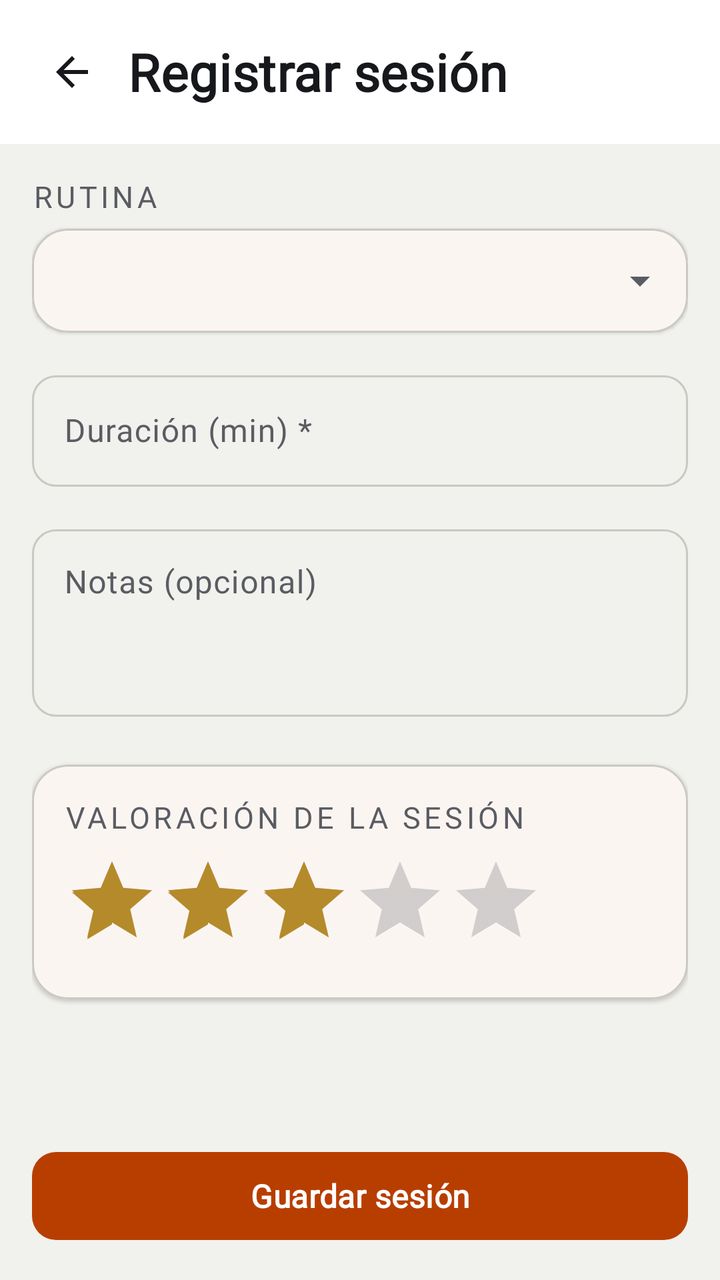
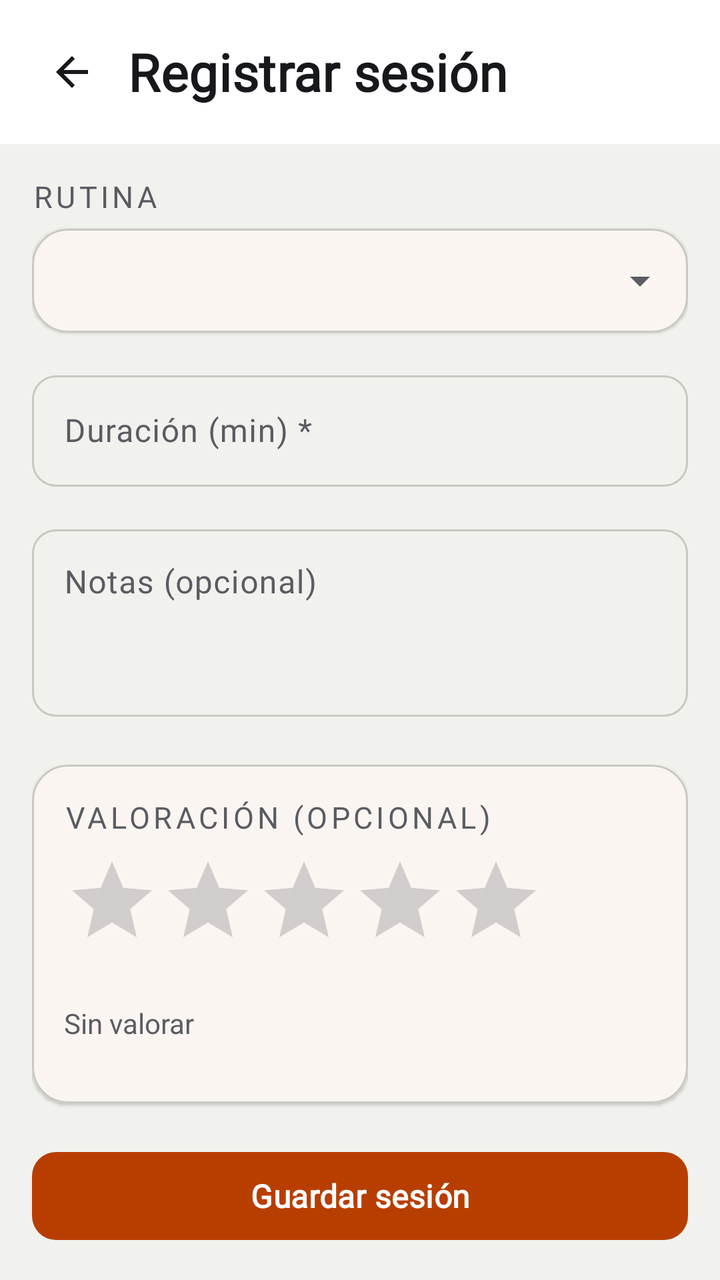

Before-and-after screenshots of an Android layout around one commit, followed by the original layout XML and the change that was made.
<!-- AndroidManifest.xml: application theme Theme.GymProFit -->
<!-- res/layout/activity_registrar_sesion.xml -->
<?xml version="1.0" encoding="utf-8"?>
<LinearLayout
    xmlns:android="http://schemas.android.com/apk/res/android"
    xmlns:app="http://schemas.android.com/apk/res-auto"
    android:layout_width="match_parent"
    android:layout_height="match_parent"
    android:orientation="vertical"
    android:background="?attr/android:colorBackground">

    
    <LinearLayout
        android:layout_width="match_parent"
        android:layout_height="wrap_content"
        android:orientation="horizontal"
        android:gravity="center_vertical"
        android:padding="16dp"
        android:paddingBottom="12dp"
        android:background="?attr/colorSurface">

        <ImageView
            android:id="@+id/btnBack"
            android:layout_width="40dp"
            android:layout_height="40dp"
            android:src="@drawable/ic_arrow_back"
            android:padding="8dp"
            android:background="?attr/selectableItemBackgroundBorderless"
            android:clickable="true"
            android:focusable="true"
            android:contentDescription="@null" />

        <TextView
            android:layout_width="0dp"
            android:layout_height="wrap_content"
            android:layout_weight="1"
            android:layout_marginStart="8dp"
            android:text="@string/sesiones_registrar"
            android:textAppearance="@style/TextAppearance.GymProFit.Headline" />

    </LinearLayout>

    <androidx.core.widget.NestedScrollView
        android:layout_width="match_parent"
        android:layout_height="0dp"
        android:layout_weight="1">

        <LinearLayout
            android:layout_width="match_parent"
            android:layout_height="wrap_content"
            android:orientation="vertical"
            android:padding="16dp">

            
            <TextView
                android:layout_width="wrap_content"
                android:layout_height="wrap_content"
                android:text="@string/sesiones_rutina"
                android:textSize="@dimen/text_caption"
                android:textAllCaps="true"
                android:letterSpacing="0.12"
                android:textColor="?attr/colorOnSurfaceVariant"
                android:layout_marginBottom="6dp" />

            <com.google.android.material.card.MaterialCardView
                android:layout_width="match_parent"
                android:layout_height="wrap_content"
                android:layout_marginBottom="16dp">

                <Spinner
                    android:id="@+id/spRutina"
                    android:layout_width="match_parent"
                    android:layout_height="52dp"
                    android:paddingStart="16dp"
                    android:paddingEnd="16dp" />

            </com.google.android.material.card.MaterialCardView>

            
            <com.google.android.material.textfield.TextInputLayout
                android:layout_width="match_parent"
                android:layout_height="wrap_content"
                android:layout_marginBottom="16dp"
                android:hint="@string/sesiones_duracion"
                style="@style/Widget.Material3.TextInputLayout.OutlinedBox"
                app:boxCornerRadiusTopStart="12dp"
                app:boxCornerRadiusTopEnd="12dp"
                app:boxCornerRadiusBottomStart="12dp"
                app:boxCornerRadiusBottomEnd="12dp">

                <com.google.android.material.textfield.TextInputEditText
                    android:id="@+id/etDuracion"
                    android:layout_width="match_parent"
                    android:layout_height="wrap_content"
                    android:inputType="number" />

            </com.google.android.material.textfield.TextInputLayout>

            

            
            <com.google.android.material.card.MaterialCardView
                android:id="@+id/cardEjercicios"
                android:layout_width="match_parent"
                android:layout_height="wrap_content"
                android:layout_marginBottom="16dp"
                android:visibility="gone">

                <LinearLayout
                    android:layout_width="match_parent"
                    android:layout_height="wrap_content"
                    android:orientation="vertical">

                    <TextView
                        android:layout_width="match_parent"
                        android:layout_height="wrap_content"
                        android:padding="16dp"
                        android:paddingBottom="8dp"
                        android:text="@string/sesiones_ejercicios_sesion"
                        android:textAppearance="@style/TextAppearance.GymProFit.Headline" />

                    <androidx.recyclerview.widget.RecyclerView
                        android:id="@+id/rvEjercicios"
                        android:layout_width="match_parent"
                        android:layout_height="wrap_content"
                        android:nestedScrollingEnabled="false"
                        android:overScrollMode="never" />

                </LinearLayout>

            </com.google.android.material.card.MaterialCardView>

            
            <com.google.android.material.textfield.TextInputLayout
                android:layout_width="match_parent"
                android:layout_height="wrap_content"
                android:layout_marginBottom="24dp"
                android:hint="@string/sesiones_notas"
                style="@style/Widget.Material3.TextInputLayout.OutlinedBox"
                app:boxCornerRadiusTopStart="12dp"
                app:boxCornerRadiusTopEnd="12dp"
                app:boxCornerRadiusBottomStart="12dp"
                app:boxCornerRadiusBottomEnd="12dp">

                <com.google.android.material.textfield.TextInputEditText
                    android:id="@+id/etNotas"
                    android:layout_width="match_parent"
                    android:layout_height="wrap_content"
                    android:inputType="textMultiLine"
                    android:minLines="3"
                    android:gravity="top" />

            </com.google.android.material.textfield.TextInputLayout>

            
            <com.google.android.material.card.MaterialCardView
                android:layout_width="match_parent"
                android:layout_height="wrap_content"
                android:layout_marginBottom="24dp">

                <LinearLayout
                    android:layout_width="match_parent"
                    android:layout_height="wrap_content"
                    android:orientation="vertical"
                    android:padding="16dp">

                    <TextView
                        android:layout_width="wrap_content"
                        android:layout_height="wrap_content"
                        android:text="@string/sesiones_valoracion"
                        android:textSize="@dimen/text_caption"
                        android:textAllCaps="true"
                        android:letterSpacing="0.12"
                        android:textColor="?attr/colorOnSurfaceVariant"
                        android:layout_marginBottom="8dp" />

                    <RatingBar
                        android:id="@+id/ratingBar"
                        android:layout_width="wrap_content"
                        android:layout_height="wrap_content"
                        android:numStars="5"
                        android:stepSize="1"
                        android:rating="3"
                        style="@style/Widget.AppCompat.RatingBar" />

                </LinearLayout>

            </com.google.android.material.card.MaterialCardView>

        </LinearLayout>

    </androidx.core.widget.NestedScrollView>

    
    <com.google.android.material.button.MaterialButton
        android:id="@+id/btnGuardar"
        android:layout_width="match_parent"
        android:layout_height="52dp"
        android:layout_margin="16dp"
        android:text="@string/sesiones_guardar"
        app:cornerRadius="12dp" />

</LinearLayout>
<!-- resources referenced by this layout -->
<resources>
  <dimen name="text_caption">15sp</dimen>
  <string name="sesiones_duracion">Duración (min) *</string>
  <string name="sesiones_ejercicios_sesion">Ejercicios de la sesión</string>
  <string name="sesiones_guardar">Guardar sesión</string>
  <string name="sesiones_notas">Notas (opcional)</string>
  <string name="sesiones_registrar">Registrar sesión</string>
  <string name="sesiones_rutina">Rutina</string>
  <string name="sesiones_valoracion">Valoración de la sesión</string>
  <dimen name="text_headline">26sp</dimen>
  <color name="gp_primary">#B83E00</color>
  <color name="gp_on_primary">#FFFFFF</color>
  <color name="gp_primary_container">#FFE0CC</color>
  <color name="gp_on_primary_container">#5C1E00</color>
  <color name="gp_gold">#B58A2A</color>
  <color name="gp_surface">#FFFFFF</color>
  <color name="gp_on_surface">#17181C</color>
  <color name="gp_surface_2">#E8E8E3</color>
  <color name="gp_text_secondary">#5A5C62</color>
  <color name="gp_stroke">#C9C9C2</color>
  <color name="gp_error">#C62828</color>
  <color name="gp_background">#F1F1EE</color>
  <style name="Widget.GymProFit.Fab" parent="Widget.Material3.FloatingActionButton.Primary">
          <item name="backgroundTint">?attr/colorPrimary</item>
          <item name="tint">?attr/colorOnPrimary</item>
      </style>
  <style name="ThemeOverlay.GymProFit.Dialog" parent="ThemeOverlay.Material3.MaterialAlertDialog">
          <item name="colorSurface">@color/gp_surface</item>
          <item name="dialogCornerRadius">22dp</item>
      </style>
  <style name="Widget.GymProFit.Snackbar" parent="Widget.Material3.Snackbar">
          <item name="backgroundTint">@color/gp_surface_2</item>
      </style>
  <style name="Font.GymProFit.TitleLarge" parent="TextAppearance.Material3.TitleLarge">
          <item name="fontFamily">@font/barlow_condensed</item>
          <item name="android:fontFamily">@font/barlow_condensed</item>
      </style>
  <style name="Font.GymProFit.TitleSmall" parent="TextAppearance.Material3.TitleSmall">
          <item name="fontFamily">@font/barlow_condensed</item>
          <item name="android:fontFamily">@font/barlow_condensed</item>
      </style>
  <style name="Font.GymProFit.BodyLarge" parent="TextAppearance.Material3.BodyLarge">
          <item name="fontFamily">@font/barlow_condensed</item>
          <item name="android:fontFamily">@font/barlow_condensed</item>
      </style>
  <style name="Font.GymProFit.BodyMedium" parent="TextAppearance.Material3.BodyMedium">
          <item name="fontFamily">@font/barlow_condensed</item>
          <item name="android:fontFamily">@font/barlow_condensed</item>
      </style>
  <style name="Font.GymProFit.BodySmall" parent="TextAppearance.Material3.BodySmall">
          <item name="fontFamily">@font/barlow_condensed</item>
          <item name="android:fontFamily">@font/barlow_condensed</item>
      </style>
  <style name="Font.GymProFit.LabelLarge" parent="TextAppearance.Material3.LabelLarge">
          <item name="fontFamily">@font/barlow_condensed</item>
          <item name="android:fontFamily">@font/barlow_condensed</item>
      </style>
  <style name="Font.GymProFit.LabelMedium" parent="TextAppearance.Material3.LabelMedium">
          <item name="fontFamily">@font/barlow_condensed</item>
          <item name="android:fontFamily">@font/barlow_condensed</item>
      </style>
  <style name="Font.GymProFit.LabelSmall" parent="TextAppearance.Material3.LabelSmall">
          <item name="fontFamily">@font/barlow_condensed</item>
          <item name="android:fontFamily">@font/barlow_condensed</item>
      </style>
  <style name="Widget.GymProFit.BottomNav.Indicator" parent="Widget.Material3.BottomNavigationView.ActiveIndicator">
          <item name="android:color">@color/gp_primary_container</item>
      </style>
  <!-- unchanged entries left out for length: 17 -->
</resources>

<!-- the commit's change to res/layout/activity_registrar_sesion.xml (unified diff, before → after) -->
@@ -172,14 +172,44 @@
                         android:textColor="?attr/colorOnSurfaceVariant"
                         android:layout_marginBottom="8dp" />
 
+                    
                     <RatingBar
                         android:id="@+id/ratingBar"
                         android:layout_width="wrap_content"
                         android:layout_height="wrap_content"
                         android:numStars="5"
                         android:stepSize="1"
-                        android:rating="3"
+                        android:rating="0"
                         style="@style/Widget.AppCompat.RatingBar" />
+
+                    
+                    <LinearLayout
+                        android:layout_width="match_parent"
+                        android:layout_height="wrap_content"
+                        android:layout_marginTop="4dp"
+                        android:orientation="horizontal"
+                        android:gravity="center_vertical">
+
+                        <TextView
+                            android:id="@+id/tvEstadoValoracion"
+                            android:layout_width="0dp"
+                            android:layout_height="wrap_content"
+                            android:layout_weight="1"
+                            android:importantForAccessibility="no"
+                            android:text="@string/sesiones_sin_valorar"
+                            android:textSize="@dimen/text_label"
+                            android:textColor="?attr/colorOnSurfaceVariant" />
+
+                        <com.google.android.material.button.MaterialButton
+                            android:id="@+id/btnQuitarValoracion"
+                            style="@style/Widget.Material3.Button.TextButton"
+                            android:layout_width="wrap_content"
+                            android:layout_height="wrap_content"
+                            android:minHeight="48dp"
+                            android:text="@string/sesiones_quitar_valoracion"
+                            android:visibility="invisible" />
+
+                    </LinearLayout>
 
                 </LinearLayout>
 
<!-- resource entries referenced after the edit -->
@@ -1,13 +1,16 @@
 <!-- resources referenced by this layout -->
 <resources>
   <dimen name="text_caption">15sp</dimen>
+  <dimen name="text_label">14sp</dimen>
   <string name="sesiones_duracion">Duración (min) *</string>
   <string name="sesiones_ejercicios_sesion">Ejercicios de la sesión</string>
   <string name="sesiones_guardar">Guardar sesión</string>
   <string name="sesiones_notas">Notas (opcional)</string>
+  <string name="sesiones_quitar_valoracion">Quitar valoración</string>
   <string name="sesiones_registrar">Registrar sesión</string>
   <string name="sesiones_rutina">Rutina</string>
-  <string name="sesiones_valoracion">Valoración de la sesión</string>
+  <string name="sesiones_sin_valorar">Sin valorar</string>
+  <string name="sesiones_valoracion">Valoración (opcional)</string>
   <dimen name="text_headline">26sp</dimen>
   <color name="gp_primary">#B83E00</color>
   <color name="gp_on_primary">#FFFFFF</color>
